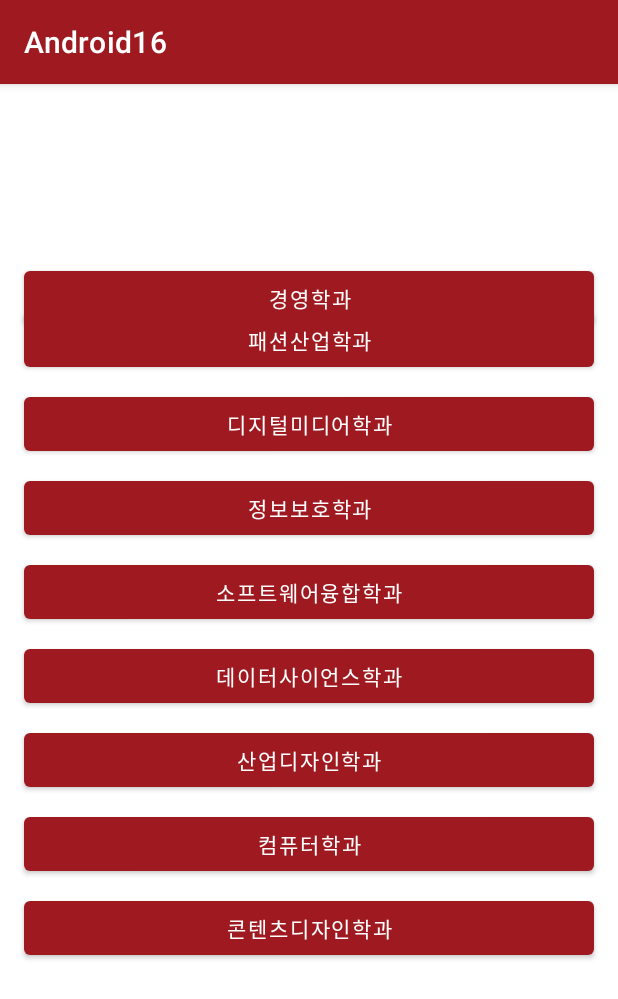
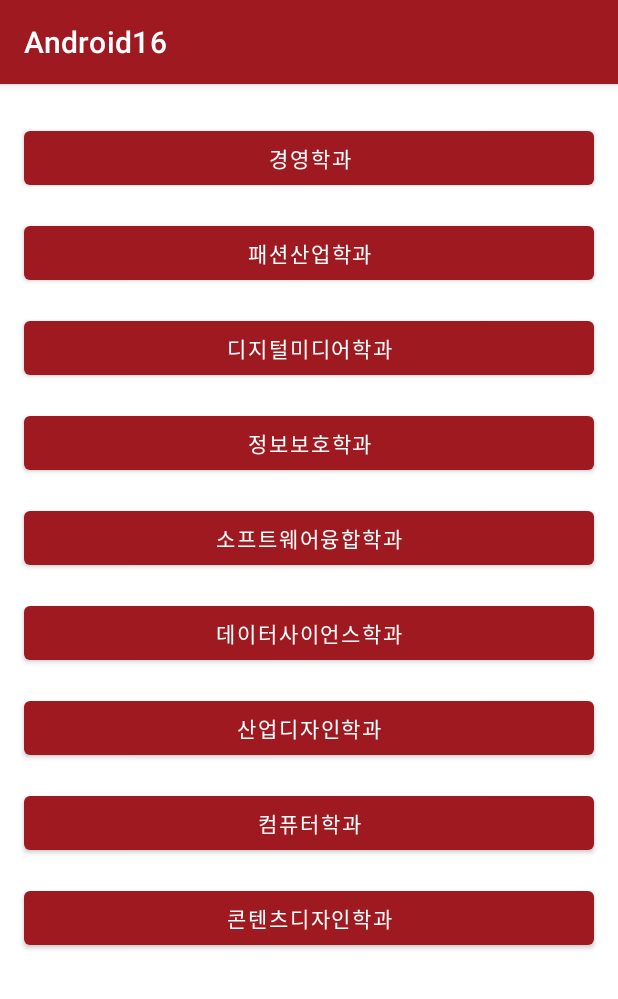
Before and after one commit to whitecastle20/Android16, an Android app: the FutureIndustrialConvergence screen opened directly, with no data from a screen before it, on a phone screen of 412 x 824 dp. Shown: the top 999 px of the screen. Run offline under Robolectric (Android 15) with nearby library versions, the phone set to English and light mode, and no system bars.

Commit message:
xml correct commit

```diff
--- a/app/src/main/res/layout/activity_future_industrial_convergence.xml
+++ b/app/src/main/res/layout/activity_future_industrial_convergence.xml
@@ -7,28 +7,15 @@
     tools:context=".FutureIndustrialConvergence">
 
     <Button
-        android:id="@+id/DepartmentOfContentDesign"
-        android:layout_width="0dp"
-        android:layout_height="wrap_content"
-        android:layout_marginStart="16dp"
-        android:layout_marginEnd="16dp"
-        android:layout_marginBottom="181dp"
-        android:text="콘텐츠디자인학과"
-        app:layout_constraintBottom_toBottomOf="parent"
-        app:layout_constraintEnd_toEndOf="parent"
-        app:layout_constraintStart_toStartOf="parent" />
-
-    <Button
         android:id="@+id/DepartmentOfBusinessAdministration"
         android:layout_width="0dp"
         android:layout_height="wrap_content"
         android:layout_marginStart="16dp"
-        android:layout_marginTop="146dp"
+        android:layout_marginTop="25dp"
         android:layout_marginEnd="16dp"
-        android:layout_marginBottom="8dp"
         android:text="경영학과"
-        app:layout_constraintBottom_toTopOf="@+id/DepartmentOfFashionIndustry"
         app:layout_constraintEnd_toEndOf="parent"
+        app:layout_constraintHorizontal_bias="0.0"
         app:layout_constraintStart_toStartOf="parent"
         app:layout_constraintTop_toTopOf="parent" />
 
@@ -37,83 +24,104 @@
         android:layout_width="0dp"
         android:layout_height="wrap_content"
         android:layout_marginStart="16dp"
+        android:layout_marginTop="15dp"
         android:layout_marginEnd="16dp"
-        android:layout_marginBottom="8dp"
         android:text="패션산업학과"
-        app:layout_constraintBottom_toTopOf="@+id/DepartmentOfDigitalMedia"
         app:layout_constraintEnd_toEndOf="parent"
-        app:layout_constraintStart_toStartOf="parent" />
+        app:layout_constraintHorizontal_bias="0.0"
+        app:layout_constraintStart_toStartOf="parent"
+        app:layout_constraintTop_toBottomOf="@+id/DepartmentOfBusinessAdministration"
+        tools:ignore="TouchTargetSizeCheck" />
+
+    <Button
+        android:id="@+id/DeparmentOfComputerScience"
+        android:layout_width="0dp"
+        android:layout_height="wrap_content"
+        android:layout_marginStart="16dp"
+        android:layout_marginTop="15dp"
+        android:layout_marginEnd="16dp"
+        android:text="컴퓨터학과"
+        app:layout_constraintEnd_toEndOf="parent"
+        app:layout_constraintHorizontal_bias="0.0"
+        app:layout_constraintStart_toStartOf="parent"
+        app:layout_constraintTop_toBottomOf="@+id/DepartmentOfIndustrialDesign" />
+
+    <Button
+        android:id="@+id/DepartmentOfContentDesign"
+        android:layout_width="0dp"
+        android:layout_height="wrap_content"
+        android:layout_marginStart="16dp"
+        android:layout_marginTop="15dp"
+        android:layout_marginEnd="16dp"
+        android:text="콘텐츠디자인학과"
+        app:layout_constraintEnd_toEndOf="parent"
+        app:layout_constraintHorizontal_bias="0.0"
+        app:layout_constraintStart_toStartOf="parent"
+        app:layout_constraintTop_toBottomOf="@+id/DeparmentOfComputerScience" />
+
+    <Button
+        android:id="@+id/DepartmentOfIndustrialDesign"
+        android:layout_width="0dp"
+        android:layout_height="wrap_content"
+        android:layout_marginStart="16dp"
+        android:layout_marginTop="15dp"
+        android:layout_marginEnd="16dp"
+        android:text="산업디자인학과"
+        app:layout_constraintEnd_toEndOf="parent"
+        app:layout_constraintHorizontal_bias="0.0"
+        app:layout_constraintStart_toStartOf="parent"
+        app:layout_constraintTop_toBottomOf="@+id/DepartmentOfDataScience" />
+
+    <Button
+        android:id="@+id/DepartmentOfDataScience"
+        android:layout_width="0dp"
+        android:layout_height="wrap_content"
+        android:layout_marginStart="16dp"
+        android:layout_marginTop="15dp"
+        android:layout_marginEnd="16dp"
+        android:text="데이터사이언스학과"
+        app:layout_constraintEnd_toEndOf="parent"
+        app:layout_constraintHorizontal_bias="0.0"
+        app:layout_constraintStart_toStartOf="parent"
+        app:layout_constraintTop_toBottomOf="@+id/DepartmentOfSoftwareConvergence" />
+
+    <Button
+        android:id="@+id/DepartmentOfSoftwareConvergence"
+        android:layout_width="0dp"
+        android:layout_height="wrap_content"
+        android:layout_marginStart="16dp"
+        android:layout_marginTop="15dp"
+        android:layout_marginEnd="16dp"
+        android:text="소프트웨어융합학과"
+        app:layout_constraintEnd_toEndOf="parent"
+        app:layout_constraintHorizontal_bias="0.0"
+        app:layout_constraintStart_toStartOf="parent"
+        app:layout_constraintTop_toBottomOf="@+id/mathematicsDepartment6" />
+
+    <Button
+        android:id="@+id/mathematicsDepartment6"
+        android:layout_width="0dp"
+        android:layout_height="wrap_content"
+        android:layout_marginStart="16dp"
+        android:layout_marginTop="15dp"
+        android:layout_marginEnd="16dp"
+        android:text="정보보호학과"
+        app:layout_constraintEnd_toEndOf="parent"
+        app:layout_constraintHorizontal_bias="0.0"
+        app:layout_constraintStart_toStartOf="parent"
+        app:layout_constraintTop_toBottomOf="@+id/DepartmentOfDigitalMedia" />
 
     <Button
         android:id="@+id/DepartmentOfDigitalMedia"
         android:layout_width="0dp"
         android:layout_height="wrap_content"
         android:layout_marginStart="16dp"
+        android:layout_marginTop="15dp"
         android:layout_marginEnd="16dp"
-        android:layout_marginBottom="8dp"
         android:text="디지털미디어학과"
-        app:layout_constraintBottom_toTopOf="@+id/mathematicsDepartment6"
         app:layout_constraintEnd_toEndOf="parent"
-        app:layout_constraintStart_toStartOf="parent" />
-
-    <Button
-        android:id="@+id/mathematicsDepartment6"
-        android:layout_width="0dp"
-        android:layout_height="wrap_content"
-        android:layout_marginStart="16dp"
-        android:layout_marginEnd="16dp"
-        android:layout_marginBottom="8dp"
-        android:text="정보보호학과"
-        app:layout_constraintBottom_toTopOf="@+id/DepartmentOfSoftwareConvergence"
-        app:layout_constraintEnd_toEndOf="parent"
-        app:layout_constraintStart_toStartOf="parent" />
-
-    <Button
-        android:id="@+id/DepartmentOfSoftwareConvergence"
-        android:layout_width="0dp"
-        android:layout_height="wrap_content"
-        android:layout_marginStart="16dp"
-        android:layout_marginEnd="16dp"
-        android:layout_marginBottom="8dp"
-        android:text="소프트웨어융합학과"
-        app:layout_constraintBottom_toTopOf="@+id/DepartmentOfDataScience"
-        app:layout_constraintEnd_toEndOf="parent"
-        app:layout_constraintStart_toStartOf="parent" />
-
-    <Button
-        android:id="@+id/DepartmentOfDataScience"
-        android:layout_width="0dp"
-        android:layout_height="wrap_content"
-        android:layout_marginStart="16dp"
-        android:layout_marginEnd="16dp"
-        android:layout_marginBottom="8dp"
-        android:text="데이터사이언스학과"
-        app:layout_constraintBottom_toTopOf="@+id/DepartmentOfIndustrialDesign"
-        app:layout_constraintEnd_toEndOf="parent"
-        app:layout_constraintStart_toStartOf="parent" />
-
-    <Button
-        android:id="@+id/DepartmentOfIndustrialDesign"
-        android:layout_width="0dp"
-        android:layout_height="wrap_content"
-        android:layout_marginStart="16dp"
-        android:layout_marginEnd="16dp"
-        android:layout_marginBottom="8dp"
-        android:text="산업디자인학과"
-        app:layout_constraintBottom_toTopOf="@+id/DeparmentOfComputerScience"
-        app:layout_constraintEnd_toEndOf="parent"
-        app:layout_constraintStart_toStartOf="parent" />
-
-    <Button
-        android:id="@+id/DeparmentOfComputerScience"
-        android:layout_width="0dp"
-        android:layout_height="wrap_content"
-        android:layout_marginStart="16dp"
-        android:layout_marginEnd="16dp"
-        android:layout_marginBottom="8dp"
-        android:text="컴퓨터학과"
-        app:layout_constraintBottom_toTopOf="@+id/DepartmentOfContentDesign"
-        app:layout_constraintEnd_toEndOf="parent"
-        app:layout_constraintStart_toStartOf="parent" />
+        app:layout_constraintHorizontal_bias="0.0"
+        app:layout_constraintStart_toStartOf="parent"
+        app:layout_constraintTop_toBottomOf="@+id/DepartmentOfFashionIndustry" />
 
 </androidx.constraintlayout.widget.ConstraintLayout>
```
Also changed, not shown: app/src/main/res/layout/activity_humanities.xml (+7 -7 lines), app/src/main/res/layout/activity_natural_sciences.xml (+20 -23 lines), app/src/main/res/layout/activity_social_sciences.xml (+7 -7 lines).
